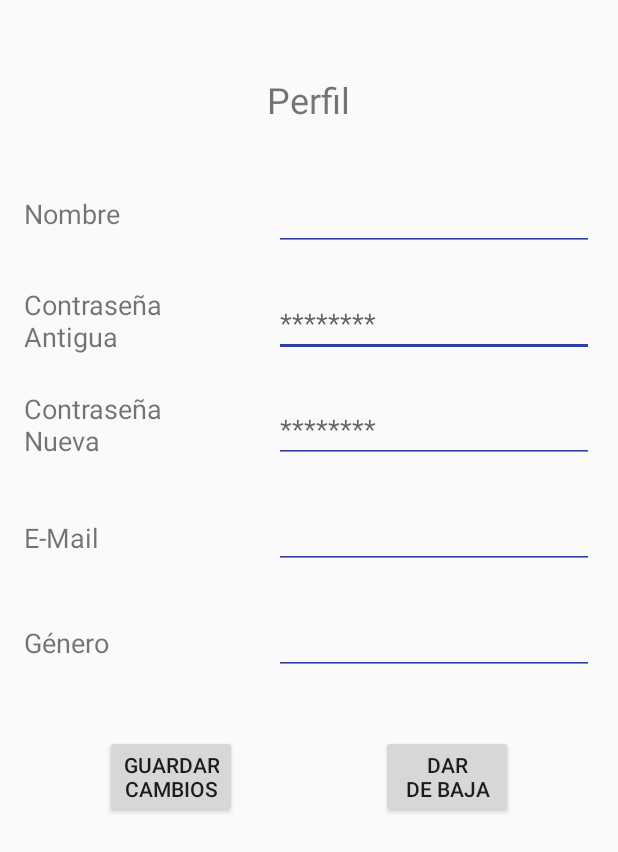
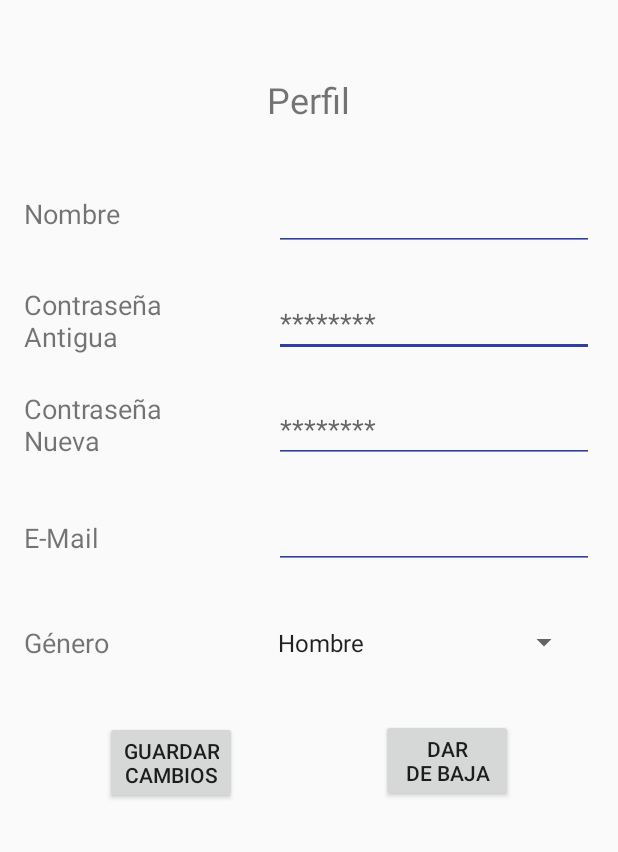
Before and after one commit to JaMateuC/DSA_Android, an Android app: the Perfil screen opened directly, with no data from a screen before it, on a phone screen of 412 x 824 dp. Shown: the top 852 px of the screen. Run offline under Robolectric (Android 15) with nearby library versions, the phone set to English and light mode, and no system bars; 3 statements that could not run were skipped.

```diff
--- a/app/src/main/java/eetac/dsa/activity/EmptyActivity.java
+++ b/app/src/main/java/eetac/dsa/activity/EmptyActivity.java
@@ -35,7 +35,8 @@ public class EmptyActivity extends AppCompatActivity
 
         //Inicia sesión automaticamente
         sharedpref = getSharedPreferences("userinfo", Context.MODE_PRIVATE);
-        if (!sharedpref.getString("username", "").equals("")) {
+        if (!sharedpref.getString("username", "").equals(""))
+        {
             IniciarSesion();
         }
         else
--- a/app/src/main/java/eetac/dsa/activity/MainMenu.java
+++ b/app/src/main/java/eetac/dsa/activity/MainMenu.java
@@ -20,6 +20,7 @@ import android.view.Menu;
 import android.view.MenuItem;
 import android.widget.Button;
 import android.widget.TextView;
+import android.widget.Toast;
 
 import eetac.dsa.R;
 import eetac.dsa.juego.JuegoActivity;
@@ -34,7 +35,6 @@ import retrofit2.converter.gson.GsonConverterFactory;
 
 public class MainMenu extends AppCompatActivity implements NavigationView.OnNavigationItemSelectedListener
 {
-
     private ProgressDialog progressDialog;
     private static Retrofit retrofit = null;
     private String BASE_URL;
@@ -59,7 +59,8 @@ public class MainMenu extends AppCompatActivity implements NavigationView.OnNavi
         user = (UsuarioJSON)intentdata.getSerializable("usuario");
 
         FloatingActionButton fab = (FloatingActionButton) findViewById(R.id.fab);
-        fab.setOnClickListener(new View.OnClickListener() {
+        fab.setOnClickListener(new View.OnClickListener()
+        {
             @Override
             public void onClick(View view)
             {
--- a/app/src/main/java/eetac/dsa/rest/APIservice.java
+++ b/app/src/main/java/eetac/dsa/rest/APIservice.java
@@ -32,7 +32,7 @@ public interface APIservice
     Call<UsuarioJSON> profile(@Path("nombre") String nombre);
 
     @POST("user/profile/fields")
-    Call<KeyUser> uptadeFields(@Body UsuarioJSON user);
+    Call<UsuarioJSON> uptadeFields(@Body UsuarioJSON user);
 
     //Envia el perfil de un usuario modificado
     @POST("user/profile/update")
--- a/app/src/main/res/layout/activity_perfil.xml
+++ b/app/src/main/res/layout/activity_perfil.xml
@@ -71,15 +71,12 @@
         app:layout_constraintEnd_toEndOf="parent"
         app:layout_constraintTop_toBottomOf="@+id/newPassword" />
 
-    <EditText
-        android:id="@+id/genero"
-        android:layout_width="wrap_content"
-        android:layout_height="wrap_content"
-        android:layout_marginEnd="16dp"
-        android:layout_marginTop="25dp"
-        android:backgroundTint="@color/colorPrimaryDark"
-        android:ems="10"
-        android:inputType="textPersonName"
+    <Spinner
+        android:id="@+id/spinner_profile"
+        android:layout_width="209dp"
+        android:layout_height="42dp"
+        android:layout_marginEnd="25dp"
+        android:layout_marginTop="28dp"
         app:layout_constraintEnd_toEndOf="parent"
         app:layout_constraintTop_toBottomOf="@+id/email" />
 
@@ -150,7 +147,7 @@
         android:text="GUARDAR\nCAMBIOS"
         app:layout_constraintEnd_toStartOf="@+id/eliminar"
         app:layout_constraintStart_toStartOf="parent"
-        app:layout_constraintTop_toBottomOf="@+id/genero" />
+        app:layout_constraintTop_toBottomOf="@+id/textView5" />
 
     <Button
         android:id="@+id/eliminar"
@@ -158,10 +155,10 @@
         android:layout_height="wrap_content"
         android:layout_marginEnd="80dp"
         android:layout_marginStart="48dp"
-        android:layout_marginTop="40dp"
+        android:layout_marginTop="100dp"
         android:text="DAR\nDE BAJA"
         app:layout_constraintEnd_toEndOf="parent"
         app:layout_constraintStart_toEndOf="@+id/guardar"
-        app:layout_constraintTop_toBottomOf="@+id/genero" />
+        app:layout_constraintTop_toBottomOf="@+id/email" />
 
 </android.support.constraint.ConstraintLayout>
--- a/app/src/main/res/layout/activity_registrar.xml
+++ b/app/src/main/res/layout/activity_registrar.xml
@@ -83,7 +83,7 @@
         app:layout_constraintTop_toBottomOf="@+id/password2" />
 
     <Spinner
-        android:id="@+id/spinner"
+        android:id="@+id/spinner_profile"
         android:layout_width="wrap_content"
         android:layout_height="44dp"
         android:layout_marginEnd="164dp"
@@ -109,6 +109,6 @@
         android:textStyle="bold"
         app:layout_constraintEnd_toEndOf="parent"
         app:layout_constraintStart_toStartOf="parent"
-        app:layout_constraintTop_toBottomOf="@+id/spinner" />
+        app:layout_constraintTop_toBottomOf="@+id/spinner_profile" />
 
 </android.support.constraint.ConstraintLayout>
```
Also changed, not shown: app/src/main/java/eetac/dsa/activity/Main.java (+9 -7 lines), app/src/main/java/eetac/dsa/activity/Perfil.java (+32 -13 lines), app/src/main/java/eetac/dsa/activity/Registrar.java (+6 -3 lines).
